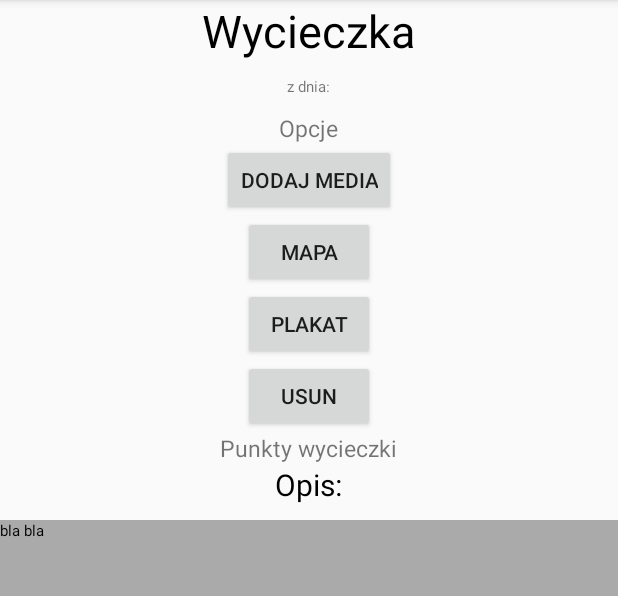
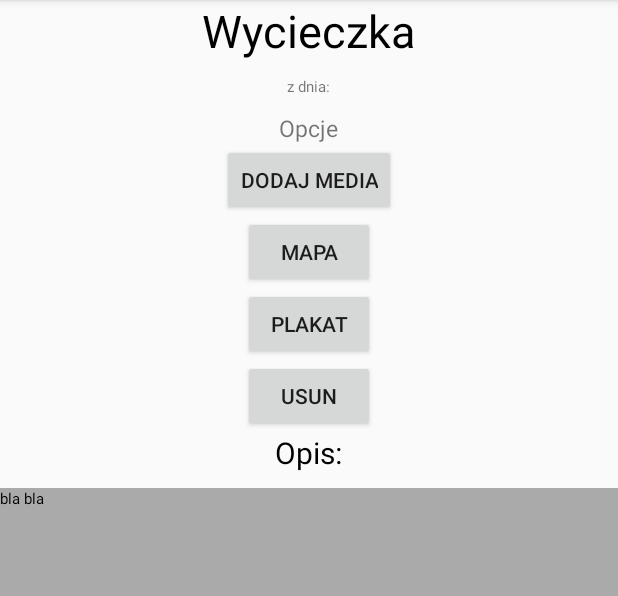
Before and after one commit to nxaa/chmuraand, an Android app: the PointsListActivity screen opened directly, with no data from a screen before it, on a phone screen of 412 x 824 dp, the part 84-680 px from its top. Run offline under Robolectric (Android 15) with nearby library versions, the phone set to English and light mode, and no system bars; 3 statements that could not run were skipped.

Commit message:
Usunięcie napisu punkty wycieczki bo nie działa.

```diff
--- a/app/src/main/res/layout/activity_points_list.xml
+++ b/app/src/main/res/layout/activity_points_list.xml
@@ -69,13 +69,6 @@
 
         android:layout_gravity="center_horizontal" />
 
-    <TextView
-        android:layout_width="wrap_content"
-        android:layout_height="wrap_content"
-        android:text="Punkty wycieczki"
-        android:textSize="15dp"
-        android:layout_gravity="center_horizontal" />
-
     <ListView
         android:id="@+id/points_list"
         android:layout_height="wrap_content"
```
